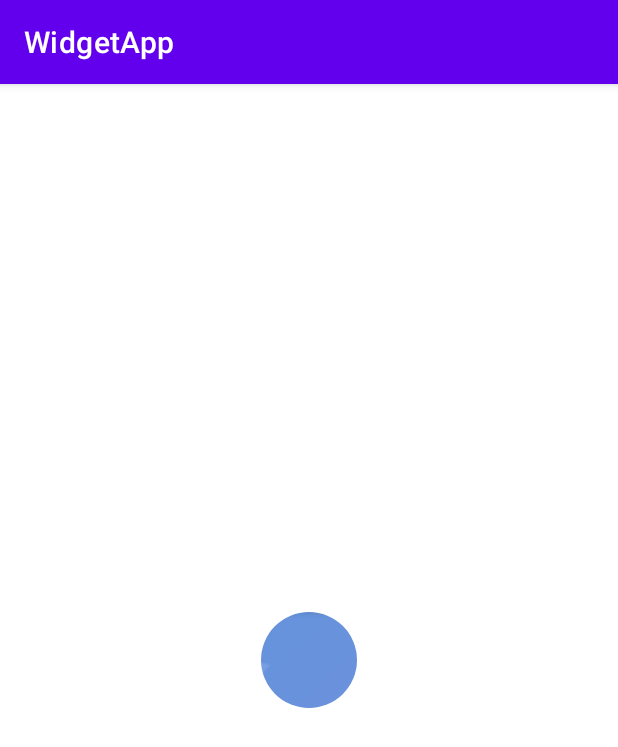
After one commit to gitofleonardo/WidgetApp, an Android app: the CircleImageViewActivity screen opened directly, with no data from a screen before it, on a phone screen of 412 x 824 dp. The commit adds this screen. Shown: the top 747 px of the screen. Run offline under Robolectric (Android 15) with nearby library versions, the phone set to English and light mode, and no system bars; our stand-ins replace CircleImageView.

Commit message:
nothing important

```diff
--- a/app/src/main/AndroidManifest.xml
+++ b/app/src/main/AndroidManifest.xml
@@ -9,6 +9,12 @@
         android:roundIcon="@mipmap/ic_launcher_round"
         android:supportsRtl="true"
         android:theme="@style/Theme.WidgetApp">
+        <activity
+            android:name=".draw.BlurImageActivity"
+            android:exported="false" />
+        <activity
+            android:name=".draw.CircleImageViewActivity"
+            android:exported="false" />
         <activity
             android:name=".draw.CanvasActivity"
             android:exported="false" />
--- /dev/null
+++ b/app/src/main/java/com/example/widgetapp/draw/CircleImageViewActivity.kt
@@ -0,0 +1,12 @@
+package com.example.widgetapp.draw
+
+import androidx.appcompat.app.AppCompatActivity
+import android.os.Bundle
+import com.example.widgetapp.BaseActivity
+import com.example.widgetapp.databinding.ActivityCircleImageViewBinding
+
+class CircleImageViewActivity : BaseActivity<ActivityCircleImageViewBinding>() {
+    override fun onInit(savedInstanceState: Bundle?) {
+
+    }
+}
--- a/app/src/main/java/com/example/widgetapp/view/CanvasView.kt
+++ b/app/src/main/java/com/example/widgetapp/view/CanvasView.kt
@@ -30,6 +30,8 @@ class CanvasView(context:Context,attrs:AttributeSet?) : View(context, attrs) {
     private var mPrevX = 0.0f
     private var mPrevY = 0.0f
     private var mShouldNextQuad = false
+    private val mMatrix = Matrix()
+    private val mCamera = Camera()
 
     override fun onTouchEvent(event: MotionEvent): Boolean {
         val path = when (canvasMode) {
@@ -73,6 +75,9 @@ class CanvasView(context:Context,attrs:AttributeSet?) : View(context, attrs) {
     }
 
     override fun onDraw(canvas: Canvas) {
+        mMatrix.reset()
+        mMatrix.preTranslate(0.1f,0.0f)
+        canvas.setMatrix(mMatrix)
         canvas.drawPath(mPath,mPaint)
         if (canvasMode == CanvasMode.CLEAR){
             canvas.drawPath(mClearPath,mClearPathPaint)
--- /dev/null
+++ b/app/src/main/java/com/example/widgetapp/view/CircleImageView.kt
@@ -0,0 +1,57 @@
+package com.example.widgetapp.view
+
+import android.content.Context
+import android.graphics.*
+import android.util.AttributeSet
+import androidx.appcompat.widget.AppCompatImageView
+import androidx.core.graphics.drawable.toBitmap
+import kotlin.math.min
+
+class CircleImageView(context: Context,attrs: AttributeSet?) : AppCompatImageView(context,attrs) {
+    constructor(context: Context) : this(context,null)
+
+    private val mBitmap by lazy { drawable.toBitmap() }
+
+    private val mShader by lazy {
+        val matrix = Matrix()
+/*        if (mBitmap.width >= mBitmap.height){
+            scaleHeight(matrix)
+        }else{
+            scaleWidth(matrix)
+        }*/
+        BitmapShader(mBitmap,Shader.TileMode.REPEAT,Shader.TileMode.REPEAT).apply {
+            setLocalMatrix(matrix)
+        }
+    }
+    private val mPaint by lazy {
+        Paint().apply {
+            shader = mShader
+        }
+    }
+
+    private fun scaleWidth(m:Matrix){
+        val dWidth = mBitmap.width
+        if (dWidth >= width){
+            m.setScale(width.toFloat() / dWidth,width.toFloat() / dWidth)
+        }else{
+            m.setScale(dWidth.toFloat() / width,dWidth.toFloat() / width)
+        }
+    }
+
+    private fun scaleHeight(m:Matrix){
+        val dHeight = mBitmap.height
+        val factor = if (dHeight >= height){
+            height.toFloat() / dHeight
+        }else{
+            dHeight.toFloat() / height
+        }
+        m.setScale(factor,factor)
+    }
+
+    override fun onDraw(canvas: Canvas) {
+        val centerX = width / 2
+        val centerY = height / 2
+        val min = min(centerX,centerY)
+        canvas.drawCircle(centerX.toFloat(),centerY.toFloat(),min.toFloat(),mPaint)
+    }
+}
--- /dev/null
+++ b/app/src/main/res/layout/activity_circle_image_view.xml
@@ -0,0 +1,13 @@
+<?xml version="1.0" encoding="utf-8"?>
+<FrameLayout xmlns:android="http://schemas.android.com/apk/res/android"
+    xmlns:app="http://schemas.android.com/apk/res-auto"
+    xmlns:tools="http://schemas.android.com/tools"
+    android:layout_width="match_parent"
+    android:layout_height="match_parent"
+    tools:context=".draw.CircleImageViewActivity">
+    <com.example.widgetapp.view.CircleImageView
+        android:layout_gravity="center"
+        app:srcCompat="@mipmap/image"
+        android:layout_width="64dp"
+        android:layout_height="64dp"/>
+</FrameLayout>
--- a/app/src/main/res/values/strings.xml
+++ b/app/src/main/res/values/strings.xml
@@ -9,4 +9,6 @@
     <string name="nested_scroll">Nested Scroll</string>
     <string name="canvas">Canvas</string>
     <string name="clear">Clear</string>
+    <string name="circle_image">CircleImage</string>
+    <string name="blur_image">BlurImage</string>
 </resources>
```
Also changed, not shown: app/src/main/java/com/example/widgetapp/MainActivity.kt (+10 -0 lines), app/src/main/java/com/example/widgetapp/draw/BlurImageActivity.kt (added, +11 -0 lines), app/src/main/java/com/example/widgetapp/view/BlurImageView.kt (added, +85 -0 lines), app/src/main/java/com/example/widgetapp/view/OpenGLView.kt (added, +29 -0 lines), app/src/main/res/layout/activity_blur_image.xml (added, +17 -0 lines), app/src/main/res/layout/activity_main.xml (+10 -0 lines).
